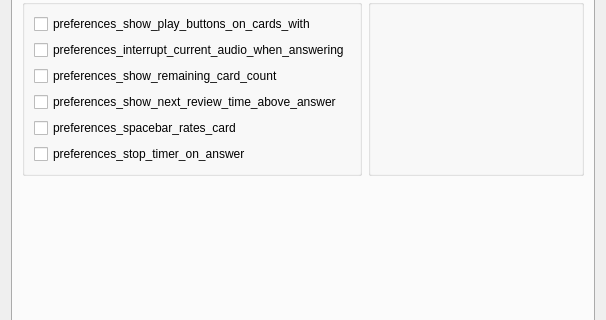
Qt form qt/aqt/forms/preferences.ui (ankitects/anki) before a commit; both pictures show x 0 to 606 and y 201 to 521 of the 606 by 638 pixel window.
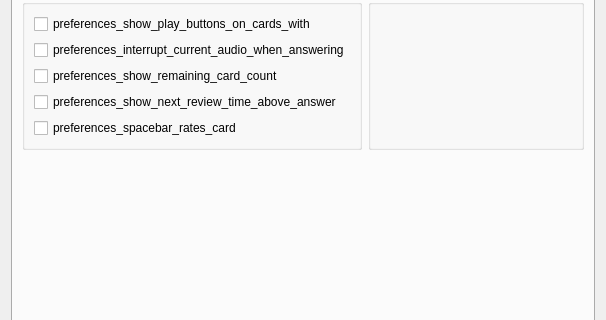
The same form after that commit. The open tabs and pages were chosen to show the change.

Commit message: Implement "stop timer on answer" as a preset option

Patch:
```diff
--- a/qt/aqt/forms/preferences.ui
+++ b/qt/aqt/forms/preferences.ui
@@ -410,19 +410,6 @@
               </property>
              </widget>
             </item>
-            <item>
-             <widget class="QCheckBox" name="stop_timer_on_answer">
-              <property name="sizePolicy">
-               <sizepolicy hsizetype="Fixed" vsizetype="Fixed">
-                <horstretch>0</horstretch>
-                <verstretch>0</verstretch>
-               </sizepolicy>
-              </property>
-              <property name="text">
-               <string>preferences_stop_timer_on_answer</string>
-              </property>
-             </widget>
-            </item>
            </layout>
           </widget>
          </item>
```
Left out of the diff: 1 changed line with no effect on the pictures. The commit also changes 12 other files.
